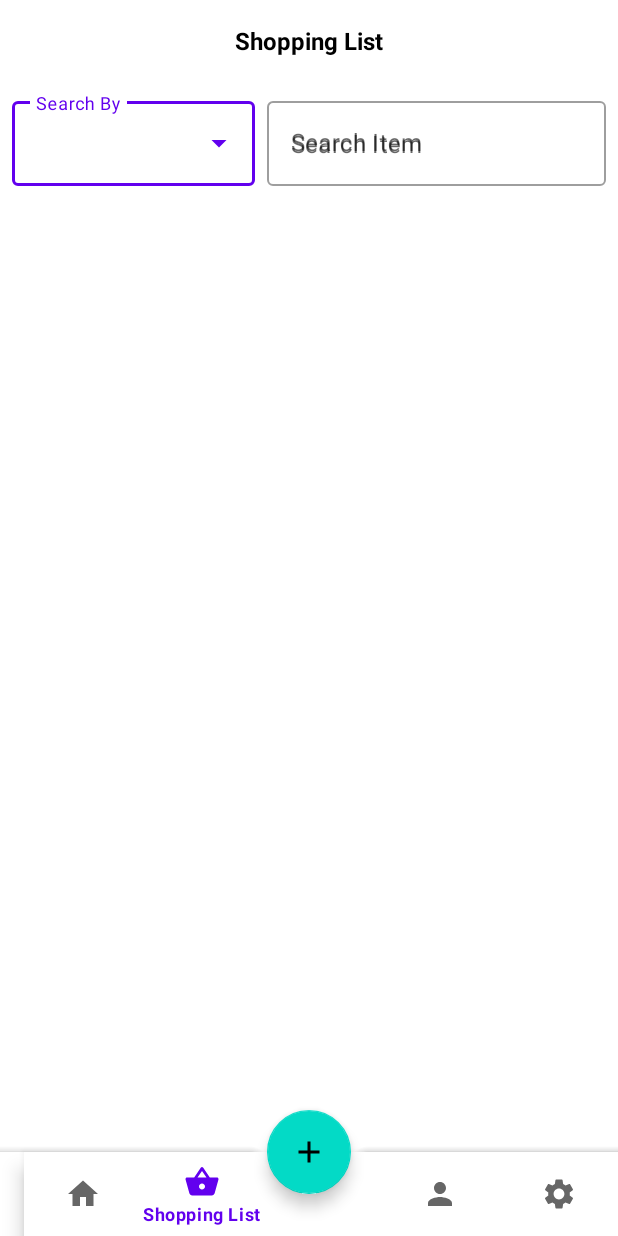
After one commit to gracielo2804/Project_TA, an Android app: the ShoppingListActivity screen opened directly, with no data from a screen before it, on a phone screen of 412 x 824 dp. The commit adds this screen. Run offline under Robolectric (Android 15) with nearby library versions, the phone set to English and light mode, and no system bars; our stand-ins replace paging; libraries missing offline, so code that uses them is left out: androidx.paging; 1 statement that could not run was skipped.

Commit message:
Show Shopping List

```diff
--- a/app/src/main/AndroidManifest.xml
+++ b/app/src/main/AndroidManifest.xml
@@ -14,6 +14,9 @@
         android:roundIcon="@mipmap/ic_launcher_round"
         android:supportsRtl="true"
         android:theme="@style/Theme.Project_TA">
+        <activity
+            android:name=".ui.shoppingList.ShoppingListActivity"
+            android:exported="false" />
         <activity
             android:name=".ui.recipe.RecipeDetailActivity"
             android:exported="false" />
--- a/app/src/main/java/com/gracielo/projectta/ui/homepage/HomeActivity.kt
+++ b/app/src/main/java/com/gracielo/projectta/ui/homepage/HomeActivity.kt
@@ -19,6 +19,7 @@ import androidx.lifecycle.LiveData
 import com.gracielo.projectta.data.source.local.entity.Ingredients
 import com.gracielo.projectta.ui.ingredients.IngridientsList
 import com.gracielo.projectta.ui.setting.SettingActivity
+import com.gracielo.projectta.ui.shoppingList.ShoppingListActivity
 
 class HomeActivity : AppCompatActivity() {
 
@@ -58,7 +59,9 @@ class HomeActivity : AppCompatActivity() {
                     //Do Nothing cz this is the activity currently active
                 }
                 R.id.mShopList -> {
-
+                    val intent = Intent(this,ShoppingListActivity::class.java)
+                    finish()
+                    startActivity(intent)
                 }
                 R.id.mSetting -> {
                     val intent = Intent(this,SettingActivity::class.java)
--- a/app/src/main/java/com/gracielo/projectta/ui/setting/SettingActivity.kt
+++ b/app/src/main/java/com/gracielo/projectta/ui/setting/SettingActivity.kt
@@ -14,6 +14,7 @@ import com.gracielo.projectta.data.source.local.entity.UserEntity
 import com.gracielo.projectta.databinding.ActivitySettingBinding
 import com.gracielo.projectta.ui.homepage.HomeActivity
 import com.gracielo.projectta.ui.login.TestLoginActivity
+import com.gracielo.projectta.ui.shoppingList.ShoppingListActivity
 import com.gracielo.projectta.util.FunHelper
 import com.gracielo.projectta.viewmodel.IngredientsViewModel
 import com.gracielo.projectta.viewmodel.UserViewModel
@@ -86,7 +87,9 @@ class SettingActivity : AppCompatActivity() {
                     startActivity(intent)
                 }
                 R.id.mShopList -> {
-
+                    val intent = Intent(this, ShoppingListActivity::class.java)
+                    finish()
+                    startActivity(intent)
                 }
                 R.id.mSetting -> {
                     //Do Nothing cz this is the activity currently active
--- /dev/null
+++ b/app/src/main/java/com/gracielo/projectta/ui/shoppingList/ShoppingListActivity.kt
@@ -0,0 +1,150 @@
+package com.gracielo.projectta.ui.shoppingList
+
+import android.app.AlertDialog
+import android.content.Intent
+import androidx.appcompat.app.AppCompatActivity
+import android.os.Bundle
+import android.os.Handler
+import android.util.Log
+import android.widget.ArrayAdapter
+import android.widget.AutoCompleteTextView
+import android.widget.LinearLayout
+import androidx.core.content.ContentProviderCompat.requireContext
+import androidx.lifecycle.ViewModelProvider
+import androidx.recyclerview.widget.LinearLayoutManager
+import com.gracielo.projectta.databinding.ActivityShoppingListBinding
+import com.gracielo.projectta.R
+import com.gracielo.projectta.ui.homepage.HomeActivity
+import com.gracielo.projectta.ui.setting.SettingActivity
+import com.gracielo.projectta.viewmodel.ShoppingListViewModel
+import com.gracielo.projectta.viewmodel.UserViewModel
+import com.gracielo.projectta.viewmodel.ViewModelFactory
+
+class ShoppingListActivity : AppCompatActivity() {
+
+    private lateinit var binding : ActivityShoppingListBinding
+    lateinit var viewModel: UserViewModel
+    lateinit var shoppingListViewModel: ShoppingListViewModel
+    private var idUser = ""
+    private var listRecipe = mutableListOf<String>()
+    private var listIngredients = mutableMapOf<String,List<String>>()
+    private var listIngredientsDetail = mutableMapOf<String,List<String>>()
+    private val adapters = ShoppingListRecipeAdapter()
+//    private var shoppingList = mutableMapOf<String,List<String>>()
+
+    override fun onCreate(savedInstanceState: Bundle?) {
+        super.onCreate(savedInstanceState)
+        binding = ActivityShoppingListBinding.inflate(layoutInflater)
+        setContentView(binding.root)
+        val rvShoppingList = binding.rvShoppingList
+
+        viewModel = obtainUserViewModel(this)
+        shoppingListViewModel = obtainShoppingListViewModel(this)
+        viewModel.getUser()?.observe(this){
+            idUser = it.id
+        }
+        withDelay(500){
+            shoppingListViewModel.getShoppingList(idUser).observe(this){
+                if(!it.isNullOrEmpty()){
+                    Log.d("ShoppingList",it[0].ingredients_list)
+                    listRecipe.clear(); listIngredients.clear(); listRecipe.clear();
+                    for(i in it.indices){
+                        listRecipe.add(it[i].recipe_name)
+                        var rawString = it[i].ingredients_list
+                        val listIngredientsSplit = mutableListOf<String>()
+                        val listIngredientsDetailSplit = mutableListOf<String>()
+                        var ingredientsSplit = rawString.split(";-")
+                        ingredientsSplit.forEach {
+                            val ingredientsValue = it.split(" /? ")
+                            listIngredientsSplit.add(ingredientsValue[0])
+                            listIngredientsDetailSplit.add(ingredientsValue[1])
+                        }
+                        listIngredients.put(listRecipe[i],listIngredientsSplit)
+                        listIngredientsDetail.put(listRecipe[i],listIngredientsDetailSplit)
+                    }
+                    adapters.setData(listRecipe,listIngredients,listIngredientsDetail)
+                    rvShoppingList.apply {
+                        layoutManager = LinearLayoutManager(context)
+                        adapter = adapters
+                    }
+                    rvShoppingList.adapter = adapters
+
+                }
+                else{
+
+                }
+            }
+            val bottomMenu = binding.bottomnavigationbar
+            bottomMenu.selectedItemId= R.id.mShopList
+            bottomMenu.setOnItemSelectedListener {
+                when (it.itemId) {
+                    R.id.mHome -> {
+                        val intent = Intent(this, HomeActivity::class.java)
+                        finish()
+                        startActivity(intent)
+                    }
+                    R.id.mShopList -> {
+                        //Do Nothing cz this is the activity currently active
+//                        val intent = Intent(this, ShoppingListActivity::class.java)
+//                        finish()
+//                        startActivity(intent)
+                    }
+                    R.id.mSetting -> {
+                        val intent = Intent(this, SettingActivity::class.java)
+                        finish()
+                        startActivity(intent)
+
+                    }
+                    R.id.mPerson -> {
+
+                    }
+                }
+                true
+            }
+//            binding.imageView6.setOnClickListener {
+//                finish()
+//            }
+        }
+
+        val items = listOf("Recipe", "Ingredients")
+        val adapter = ArrayAdapter(this, R.layout.list_item_dropdown_search_shopping_list, items)
+
+        val dropdown = binding.dropDownAutoTextSearchByShoppingList
+        (dropdown as? AutoCompleteTextView)?.setAdapter(adapter)
+
+        supportActionBar?.hide()
+
+
+    }
+
+    private fun obtainUserViewModel(activity: AppCompatActivity): UserViewModel {
+        val factory: ViewModelFactory = ViewModelFactory.getInstance(activity.application)
+        return ViewModelProvider(activity, factory).get(UserViewModel::class.java)
+    }
+
+    private fun obtainShoppingListViewModel(activity: AppCompatActivity): ShoppingListViewModel {
+        val factory: ViewModelFactory = ViewModelFactory.getInstance(activity.application)
+        return ViewModelProvider(activity, factory).get(ShoppingListViewModel::class.java)
+    }
+
+    fun withDelay(delay : Long, block : () -> Unit) {
+        Handler().postDelayed(Runnable(block), delay)
+    }
+
+    override fun onBackPressed() {
+        AlertDialog.Builder(this)
+            .setTitle("Exit App")
+            .setMessage("Are you sure you want to exit the application ?") // Specifying a listener allows you to take an action before dismissing the dialog.
+            // The dialog is automatically dismissed when a dialog button is clicked.
+            .setPositiveButton("Yes"
+            ) { _, _ ->
+//                Toast.makeText(this,"Successfully Logout",Toast.LENGTH_SHORT).show()
+                finishAffinity()
+//                viewModel.getUser()?.removeObserver(){}
+
+            } // A null listener allows the button to dismiss the dialog and take no further action.
+            .setNegativeButton(android.R.string.no, null)
+//            .setIcon(android.R.drawable.ic_dialog_alert)
+            .show()
+    }
+}
--- /dev/null
+++ b/app/src/main/res/layout/activity_shopping_list.xml
@@ -0,0 +1,138 @@
+<?xml version="1.0" encoding="utf-8"?>
+<androidx.constraintlayout.widget.ConstraintLayout xmlns:android="http://schemas.android.com/apk/res/android"
+    xmlns:app="http://schemas.android.com/apk/res-auto"
+    xmlns:tools="http://schemas.android.com/tools"
+    android:layout_width="match_parent"
+    android:layout_height="match_parent"
+    tools:context=".ui.shoppingList.ShoppingListActivity">
+
+    <androidx.constraintlayout.widget.ConstraintLayout
+        android:id="@+id/constraintLayout10"
+        android:layout_width="match_parent"
+        android:layout_height="wrap_content"
+        android:paddingVertical="16dp"
+        app:layout_constraintStart_toStartOf="parent"
+        app:layout_constraintTop_toTopOf="parent">
+
+<!--        <ImageView-->
+<!--            android:id="@+id/imageView6"-->
+<!--            android:layout_width="wrap_content"-->
+<!--            android:layout_height="wrap_content"-->
+<!--            android:layout_marginStart="8dp"-->
+<!--            app:layout_constraintStart_toStartOf="parent"-->
+<!--            app:layout_constraintTop_toTopOf="parent"-->
+<!--            app:srcCompat="@drawable/back_icon" />-->
+
+        <TextView
+            android:id="@+id/txtRecipeNameDetail"
+            android:layout_width="wrap_content"
+            android:layout_height="wrap_content"
+            android:text="Shopping List"
+            android:textColor="#000000"
+            android:textSize="16sp"
+            android:textStyle="bold"
+            app:layout_constraintEnd_toEndOf="parent"
+            app:layout_constraintStart_toStartOf="parent"
+            app:layout_constraintTop_toTopOf="parent" />
+
+    </androidx.constraintlayout.widget.ConstraintLayout>
+
+    <com.google.android.material.textfield.TextInputLayout
+        android:id="@+id/dropDownSearchByShoppingList"
+        style="@style/Widget.MaterialComponents.TextInputLayout.OutlinedBox.ExposedDropdownMenu"
+        android:layout_width="wrap_content"
+        android:layout_height="wrap_content"
+        android:layout_marginStart="8dp"
+        android:layout_marginTop="8dp"
+        android:hint="Search By"
+        app:layout_constraintStart_toStartOf="parent"
+        app:layout_constraintTop_toBottomOf="@+id/constraintLayout10">
+
+        <AutoCompleteTextView
+            android:id="@+id/dropDownAutoTextSearchByShoppingList"
+            android:layout_width="match_parent"
+            android:layout_height="wrap_content"
+            android:inputType="none" />
+
+    </com.google.android.material.textfield.TextInputLayout>
+
+    <com.google.android.material.textfield.TextInputLayout
+        android:id="@+id/txtFieldSearchShoppingList"
+        style="@style/Widget.MaterialComponents.TextInputLayout.OutlinedBox"
+        android:layout_width="0dp"
+        android:layout_height="wrap_content"
+        android:layout_marginStart="8dp"
+        android:layout_marginTop="8dp"
+        android:layout_marginEnd="8dp"
+        android:hint="Search Item "
+        app:errorEnabled="true"
+        app:layout_constraintEnd_toEndOf="parent"
+        app:layout_constraintStart_toEndOf="@+id/dropDownSearchByShoppingList"
+        app:layout_constraintTop_toBottomOf="@+id/constraintLayout10">
+
+
+        <com.google.android.material.textfield.TextInputEditText
+            android:id="@+id/fieldSearchShoppingList"
+            android:layout_width="match_parent"
+            android:layout_height="wrap_content"
+            android:ems="10"
+            android:hint="Search Item"
+            android:inputType="text" />
+    </com.google.android.material.textfield.TextInputLayout>
+
+
+
+<!--    <com.google.android.material.floatingactionbutton.ExtendedFloatingActionButton-->
+<!--        android:id="@+id/fab_make_recipe"-->
+<!--        android:textAlignment="center"-->
+<!--        android:layout_width="match_parent"-->
+<!--        android:layout_height="48dp"-->
+<!--        android:layout_margin="16dp"-->
+<!--        android:contentDescription="desc"-->
+<!--        android:text="See This Recipe Detail "-->
+<!--        app:layout_constraintBottom_toBottomOf="parent"-->
+<!--        app:layout_constraintStart_toStartOf="parent"-->
+<!--        android:layout_alignParentBottom="true"-->
+<!--        android:layout_alignParentStart="true"/>-->
+
+    <androidx.recyclerview.widget.RecyclerView
+        android:id="@+id/rv_shopping_list"
+        android:layout_width="match_parent"
+        android:layout_height="0dp"
+        android:layout_marginTop="8dp"
+        android:layout_marginBottom="8dp"
+        app:layout_constraintBottom_toTopOf="@+id/coordinator"
+        app:layout_constraintEnd_toEndOf="parent"
+        app:layout_constraintStart_toStartOf="parent"
+        app:layout_constraintTop_toBottomOf="@+id/txtFieldSearchShoppingList" />
+
+    <androidx.coordinatorlayout.widget.CoordinatorLayout
+        android:id="@+id/coordinator"
+        android:layout_width="match_parent"
+        android:layout_height="90dp"
+        app:layout_constraintBottom_toBottomOf="parent">
+
+        <com.google.android.material.bottomappbar.BottomAppBar
+            android:id="@+id/bottomappbar"
+            android:layout_width="match_parent"
+            android:layout_height="wrap_content"
+            android:layout_gravity="bottom">
+
+            <com.google.android.material.bottomnavigation.BottomNavigationView
+                android:id="@+id/bottomnavigationbar"
+                android:layout_width="match_parent"
+                android:layout_height="match_parent"
+                android:background="@android:color/white"
+                app:menu="@menu/bottom_nav_menu" />
+        </com.google.android.material.bottomappbar.BottomAppBar>
+
+        <com.google.android.material.floatingactionbutton.FloatingActionButton
+            android:id="@+id/fab_add"
+            android:layout_width="wrap_content"
+            android:layout_height="wrap_content"
+            android:src="@drawable/ic_add_24"
+            app:layout_anchor="@+id/bottomappbar" />
+    </androidx.coordinatorlayout.widget.CoordinatorLayout>
+
+
+</androidx.constraintlayout.widget.ConstraintLayout>
```
Also changed, not shown: app/src/main/java/com/gracielo/projectta/data/source/local/entity/ShoppingListEntity.kt (+15 -1 lines), app/src/main/java/com/gracielo/projectta/ui/recipe/RecipeDetailActivity.kt (+8 -10 lines), app/src/main/java/com/gracielo/projectta/ui/shoppingList/ShoppingListIngredientsAdapter.kt (added, +62 -0 lines), app/src/main/java/com/gracielo/projectta/ui/shoppingList/ShoppingListRecipeAdapter.kt (added, +64 -0 lines), app/src/main/res/layout/item_shopping_list.xml (added, +37 -0 lines), app/src/main/res/layout/item_shopping_list_ingredients.xml (added, +29 -0 lines), app/src/main/res/layout/list_item_dropdown_search_shopping_list.xml (added, +11 -0 lines).
